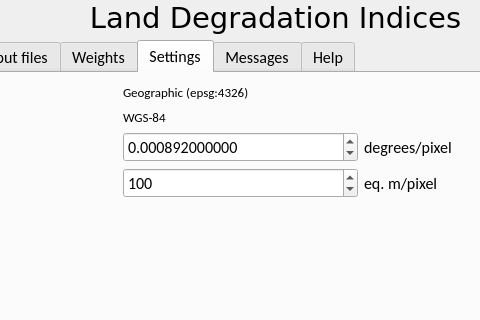
This is RCMRD_LandDegr/land_degr_dialog_base.ui in BrunoCombal/qgis_plugins as Qt 5 draws it before an edit; both pictures show x 130 to 610 and y 0 to 320 of the 763 by 591 pixel window. The edited form follows.
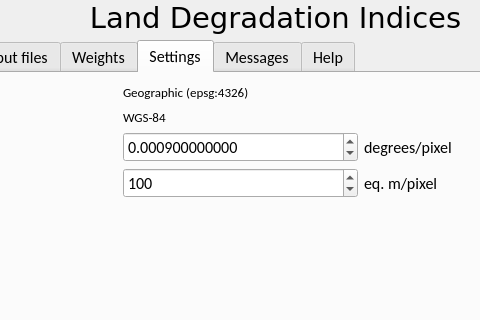
This is the edited form.

Commit message: added settings of pixel conversion at launch time

Patch:
```diff
--- a/RCMRD_LandDegr/land_degr_dialog_base.ui
+++ b/RCMRD_LandDegr/land_degr_dialog_base.ui
@@ -749,7 +749,7 @@
         <double>0.000001000000000</double>
        </property>
        <property name="value">
-        <double>0.000892000000000</double>
+        <double>0.000900000000000</double>
        </property>
       </widget>
      </item>
```
The commit also changes 1 other file.
